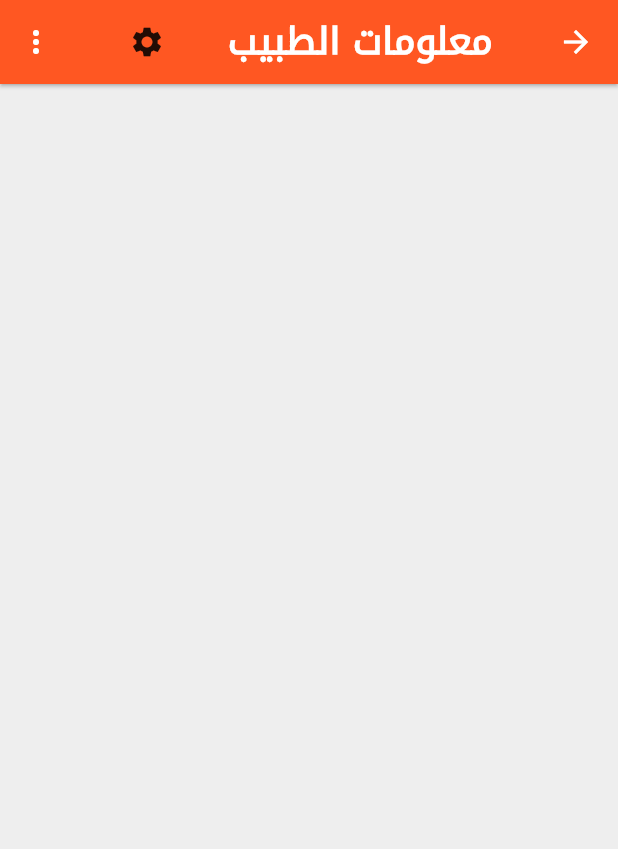
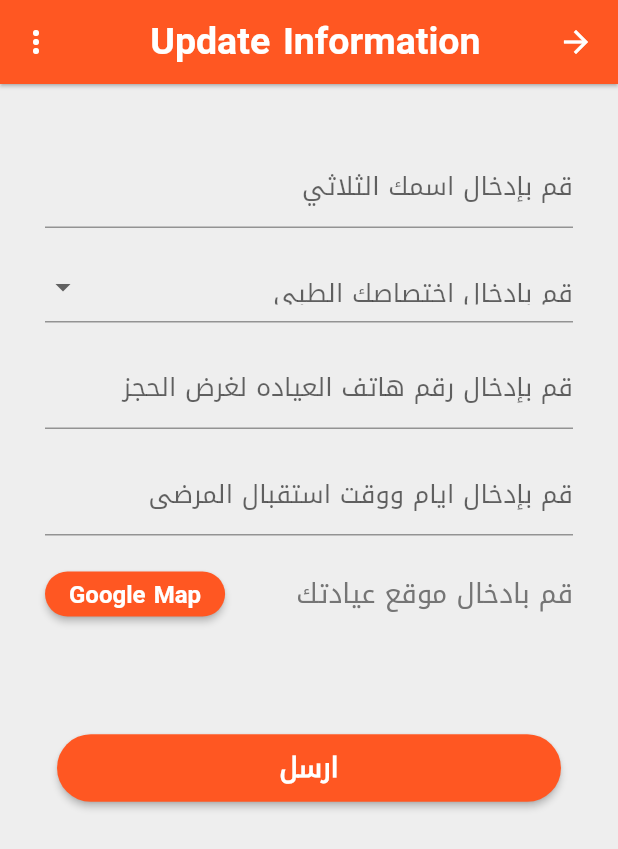
Before and after one commit to hhk-010/project_doctor, a Flutter app: the screen it shows after launch, after a tap on "انا طبيب واريد التسجيل في التطبيق", on a phone screen of 412 x 824 dp. Shown: the top 849 px of the screen. Run offline on Flutter 3.47's test engine with Material 2 defaults, Android fonts, the phone set to English and light mode, and no system bars; our stand-ins replace cloud_firestore, firebase_auth, firebase_core, flutter_spinkit, geolocator; missing offline and left inert: flutter_auth_buttons; accounts and stored records are empty.

Commit message:
a minor update to the update page

```diff
--- a/lib/auth/register.dart
+++ b/lib/auth/register.dart
@@ -27,7 +27,7 @@ class _RegisterState extends State<Register> {
             backgroundColor: Colors.grey[200],
             appBar: AppBar(
               backgroundColor: Colors.deepOrange,
-              title: Text('تسجيل الدخول'),
+              title: Text('Register'),
               centerTitle: true,
               elevation: 0.0,
             ),
--- a/lib/auth/sign_in.dart
+++ b/lib/auth/sign_in.dart
@@ -27,7 +27,7 @@ class _SignInState extends State<SignIn> {
             backgroundColor: Colors.grey[200],
             appBar: AppBar(
               backgroundColor: Colors.deepOrange,
-              title: Text('الدخول الى التطبيق'),
+              title: Text('Sign In'),
               centerTitle: true,
               elevation: 0.0,
             ),
--- a/lib/auth/wrapper.dart
+++ b/lib/auth/wrapper.dart
@@ -1,6 +1,6 @@
 import 'package:flutter/material.dart';
 import 'package:project_doctor/auth/authenticate.dart';
-import 'package:project_doctor/pages/doctor.dart';
+import 'package:project_doctor/pages/doctor_update.dart';
 import 'package:project_doctor/services/data_model.dart';
 import 'package:provider/provider.dart';
 
@@ -13,7 +13,7 @@ class Wrapper extends StatelessWidget {
     if (user == null) {
       return Authenticate();
     } else {
-      return Doctor();
+      return DoctorUpdate();
     }
   }
 }
--- a/lib/main.dart
+++ b/lib/main.dart
@@ -2,11 +2,12 @@ import 'package:flutter/material.dart';
 import 'package:project_doctor/pages/home.dart';
 import 'package:project_doctor/pages/intermediate.dart';
 import 'package:project_doctor/pages/patient.dart';
-import 'package:project_doctor/pages/doctor.dart';
 import 'package:project_doctor/pages/result.dart';
+import 'package:project_doctor/pages/doctor_update.dart';
 import 'package:flutter/services.dart';
 import 'package:flutter_localizations/flutter_localizations.dart';
 import 'package:firebase_core/firebase_core.dart';
+import 'package:project_doctor/pages/doctor_info.dart';
 
 void main() async {
   WidgetsFlutterBinding.ensureInitialized();
@@ -43,7 +44,8 @@ class MyApp extends StatelessWidget {
         '/home': (context) => Home(),
         '/intermediate': (context) => Intermediate(),
         '/patient': (context) => Patient(),
-        '/doctor': (context) => Doctor(),
+        '/doctor_update': (context) => DoctorUpdate(),
+        '/doctor_info': (context) => DoctorInfo(),
         '/result': (context) => Result(),
       },
     );
--- a/lib/pages/doctor.dart
+++ /dev/null
@@ -1,110 +0,0 @@
-import 'package:flutter/material.dart';
-import 'package:project_doctor/services/auth.dart';
-import 'package:project_doctor/services/data_model.dart';
-import 'package:project_doctor/services/database.dart';
-import 'package:provider/provider.dart';
-import 'package:project_doctor/services/constants.dart';
-import 'package:project_doctor/pages/doctor_form.dart';
-
-class Doctor extends StatefulWidget {
-  @override
-  _DoctorState createState() => _DoctorState();
-}
-
-// initilize data from services
-final AuthService _auth = AuthService();
-
-// function created to make choices for the appbar 3dot menu
-void choiceAction(String choice) async {
-  if (choice == PopUpMenuConstants.logOut) {
-    await _auth.signOut();
-  } else {
-    print('settings');
-  }
-}
-
-class _DoctorState extends State<Doctor> {
-  @override
-  Widget build(BuildContext context) {
-    return StreamProvider<List<DoctorInfo>>.value(
-      value: DatabaseService().doctorInfo,
-      child: Scaffold(
-          backgroundColor: Colors.grey[200],
-          appBar: AppBar(
-            backgroundColor: Colors.deepOrange,
-            title: Text(
-              'معلومات الطبيب',
-              style: TextStyle(fontWeight: FontWeight.bold, fontSize: 25),
-            ),
-            centerTitle: true,
-            elevation: 1,
-            actions: [
-              FlatButton.icon(
-                onPressed: () {
-                  showModalBottomSheet(
-                      context: context,
-                      builder: (context) {
-                        return DoctorForm();
-                      });
-                },
-                icon: Icon(Icons.settings),
-                label: Text(''),
-              ),
-              PopupMenuButton<String>(
-                  onSelected: choiceAction,
-                  itemBuilder: (BuildContext context) {
-                    return PopUpMenuConstants.choices.map((String choice) {
-                      return PopupMenuItem(
-                        value: choice,
-                        child: Text(choice),
-                      );
-                    }).toList();
-                  }),
-            ],
-          ),
-          body: DoctorList()),
-    );
-  }
-}
-
-// class continuation from above
-class DoctorList extends StatefulWidget {
-  @override
-  _DoctorListState createState() => _DoctorListState();
-}
-
-class _DoctorListState extends State<DoctorList> {
-  @override
-  Widget build(BuildContext context) {
-    final doctorInfo = Provider.of<List<DoctorInfo>>(context) ?? [];
-
-    return ListView.builder(
-        itemCount: doctorInfo.length,
-        itemBuilder: (BuildContext context, int index) {
-          return DoctorTile(doctorInfo: doctorInfo[index]);
-        });
-  }
-}
-
-// a new statelessWidget to hold the Tile widget tree
-class DoctorTile extends StatelessWidget {
-  final DoctorInfo doctorInfo;
-  DoctorTile({this.doctorInfo});
-
-  @override
-  Widget build(BuildContext context) {
-    return Column(mainAxisAlignment: MainAxisAlignment.start, children: [
-      Card(
-        margin: EdgeInsets.fromLTRB(20, 6, 20, 0),
-        child: ListTile(
-          leading: CircleAvatar(
-            radius: 25.0,
-            backgroundColor: Colors.brown[100],
-          ),
-          title: Text(doctorInfo.name),
-          subtitle: Text('Iam ${doctorInfo.speciality}'),
-        ),
-      ),
-    ]);
-  }
-}
--- /dev/null
+++ b/lib/pages/doctor_update.dart
@@ -0,0 +1,226 @@
+import 'package:flutter/material.dart';
+import 'package:project_doctor/services/constants.dart';
+import 'package:project_doctor/services/auth.dart';
+import 'package:project_doctor/auth/loading.dart';
+import 'package:project_doctor/services/data_model.dart';
+import 'package:project_doctor/services/database.dart';
+import 'package:provider/provider.dart';
+//import 'package:weekday_selector/weekday_selector.dart';
+
+class DoctorUpdate extends StatefulWidget {
+  @override
+  _DoctorUpdateState createState() => _DoctorUpdateState();
+}
+
+final _formKey = GlobalKey<FormState>();
+final List<String> speciality = ['cardio', 'respiratory', 'GIT'];
+String _currentName;
+String _currentSpeciality;
+String _currentPhoneNumber;
+String _currentProvince;
+String _currentLocation;
+final AuthService _auth = AuthService();
+void choiceAction(String choice) async {
+  if (choice == PopUpMenuConstants.logOut) {
+    await _auth.signOut();
+  } else {
+    print('settings');
+  }
+}
+
+//Iraq Mobile Number Validator
+String validateMobile(String value) {
+  if (value.length != 11)
+    return 'Mobile Number must be of 11 digit';
+  else
+    return null;
+}
+
+class _DoctorUpdateState extends State<DoctorUpdate> {
+  @override
+  Widget build(BuildContext context) {
+    final user = Provider.of<UserID>(context);
+
+    return StreamBuilder<UserData>(
+        stream: DatabaseService(uid: user.uid).userDate,
+        builder: (context, snapshot) {
+          if (snapshot.hasData) {
+            UserData userData = snapshot.data;
+            return Scaffold(
+              backgroundColor: Colors.grey[200],
+              appBar: AppBar(
+                backgroundColor: Colors.deepOrange,
+                title: Text(
+                  'Update Information ',
+                  style: TextStyle(fontWeight: FontWeight.bold, fontSize: 25),
+                ),
+                centerTitle: true,
+                elevation: 1,
+                actions: [
+                  PopupMenuButton<String>(
+                      onSelected: choiceAction,
+                      itemBuilder: (BuildContext context) {
+                        return PopUpMenuConstants.choices.map((String choice) {
+                          return PopupMenuItem(
+                            value: choice,
+                            child: Text(choice),
+                          );
+                        }).toList();
+                      }),
+                ],
+              ),
+              body: Padding(
+                padding: EdgeInsets.symmetric(vertical: 40, horizontal: 30),
+                child: Form(
+                  key: _formKey,
+                  child: SingleChildScrollView(
+                    child: Container(
+                      child: Column(
+                        crossAxisAlignment: CrossAxisAlignment.start,
+                        children: [
+                          TextFormField(
+                            initialValue: userData.name,
+                            cursorColor: Colors.deepOrange,
+                            decoration: InputDecoration(
+                              hintText: 'قم بإدخال اسمك الثلاثي',
+                            ),
+                            validator: (value) => value == null
+                                ? 'رجاءً قم بإدخال الاسم الثلاثي'
+                                : null,
+                            onChanged: (val) =>
+                                setState(() => _currentName = val),
+                          ),
+                          SizedBox(height: 15.0),
+                          DropdownButtonFormField<String>(
+                            value: _currentSpeciality ?? userData.speciality,
+                            hint: Text(
+                              'قم بادخال اختصاصك الطبي',
+                            ),
+                            dropdownColor: Colors.grey[200],
+                            elevation: 5,
+                            icon: Icon(Icons.arrow_drop_down),
+                            isExpanded: true,
+                            items: speciality.map((speciality) {
+                              return DropdownMenuItem(
+                                value: speciality,
+                                child: Text('$speciality'),
+                              );
+                            }).toList(),
+                            validator: (value) => value == null
+                                ? 'رجاءً قم بإدخال اختصاصك الطبي '
+                                : null,
+                            onChanged: (val) =>
+                                setState(() => _currentSpeciality = val),
+                          ),
+                          SizedBox(height: 15.0),
+                          TextFormField(
+                              initialValue: userData.phoneNumber,
+                              onChanged: (val) =>
+                                  setState(() => _currentPhoneNumber = val),
+                              keyboardType: TextInputType.phone,
+                              decoration: InputDecoration(
+                                hintText:
+                                    'قم بإدخال رقم هاتف العياده لغرض الحجز',
+                              ),
+                              validator: validateMobile),
+                          SizedBox(height: 15.0),
+                          TextFormField(
+                            cursorColor: Colors.deepOrange,
+                            decoration: InputDecoration(
+                              hintText: 'قم بإدخال ايام ووقت استقبال المرضى ',
+                            ),
+                            textAlign: TextAlign.right,
+                            validator: (value) {
+                              if (value.isEmpty) {
+                                return 'رجاءً قم بإدخال ايام واوقات استقبال المرضى';
+                              }
+                              return null;
+                            },
+                          ),
+                          SizedBox(height: 15.0),
+                          Row(
+                            mainAxisAlignment: MainAxisAlignment.spaceBetween,
+                            children: [
+                              Text(
+                                'قم بادخال موقع عيادتك',
+                                style: TextStyle(
+                                  color: Colors.grey[600],
+                                  fontSize: 18,
+                                ),
+                              ),
+                              ButtonTheme(
+                                height: 30,
+                                child: RaisedButton(
+                                  onPressed: () => print('ON'),
+                                  color: Colors.deepOrange,
+                                  shape: RoundedRectangleBorder(
+                                      borderRadius:
+                                          BorderRadius.circular(80.0)),
+                                  child: Text(
+                                    'Google Map',
+                                    style: TextStyle(
+                                      color: Colors.white,
+                                      fontSize: 16,
+                                      fontWeight: FontWeight.bold,
+                                    ),
+                                  ),
+                                ),
+                              ),
+                            ],
+                          ),
+                          SizedBox(
+                            height: 60,
+                          ),
+                          Container(
+                            child: Center(
+                              child: Padding(
+                                padding: const EdgeInsets.all(8.0),
+                                child: ButtonTheme(
+                                  minWidth: double.infinity,
+                                  height: 45,
+                                  child: RaisedButton(
+                                    color: Colors.deepOrange,
+                                    shape: RoundedRectangleBorder(
+                                        borderRadius:
+                                            BorderRadius.circular(80.0)),
+                                    onPressed: () async {
+                                      if (_formKey.currentState.validate()) {
+                                        await DatabaseService(uid: user.uid)
+                                            .updateUserData(
+                                          _currentName ?? userData.name,
+                                          _currentSpeciality ??
+                                              userData.speciality,
+                                          _currentPhoneNumber ??
+                                              userData.phoneNumber,
+                                          _currentProvince ?? userData.province,
+                                          _currentLocation ?? userData.location,
+                                        );
+                                        Navigator.pushNamed(
+                                            context, '/doctor_info');
+                                      }
+                                    },
+                                    child: Text(
+                                      'ارسل',
+                                      style: TextStyle(
+                                          color: Colors.white,
+                                          fontSize: 18,
+                                          fontWeight: FontWeight.bold),
+                                    ),
+                                  ),
+                                ),
+                              ),
+                            ),
+                          ),
+                        ],
+                      ),
+                    ),
+                  ),
+                ),
+              ),
+            );
+          } else {
+            return Loading();
+          }
+        });
+  }
+}
--- a/lib/services/data_model.dart
+++ b/lib/services/data_model.dart
@@ -22,14 +22,14 @@ class UserData {
       this.location});
 }
 
-class DoctorInfo {
+class Info {
   final String name;
   final String speciality;
   final String phoneNumber;
   final String province;
   final String location;
 
-  DoctorInfo(
+  Info(
       {this.name,
       this.speciality,
       this.phoneNumber,
--- a/lib/services/database.dart
+++ b/lib/services/database.dart
@@ -20,9 +20,9 @@ class DatabaseService {
   }
 
   // info list from a snapshot
-  List<DoctorInfo> _infoListFromSnapshot(QuerySnapshot snapshot) {
+  List<Info> _infoListFromSnapshot(QuerySnapshot snapshot) {
     return snapshot.docs.map((doc) {
-      return DoctorInfo(
+      return Info(
         name: doc.data()['name'] ?? '',
         speciality: doc.data()['speciality'] ?? '',
         phoneNumber: doc.data()['phoneNumber'] ?? '',
@@ -41,7 +41,7 @@ class DatabaseService {
     );
   }
 
-  Stream<List<DoctorInfo>> get doctorInfo {
+  Stream<List<Info>> get doctorInfo {
     return userCollection.snapshots().map(_infoListFromSnapshot);
   }
 
```
Also changed, not shown: lib/pages/doctor_copy.dart (deleted, +0 -195 lines), lib/pages/doctor_form.dart (deleted, +0 -93 lines), lib/pages/doctor_info.dart (added, +75 -0 lines).
